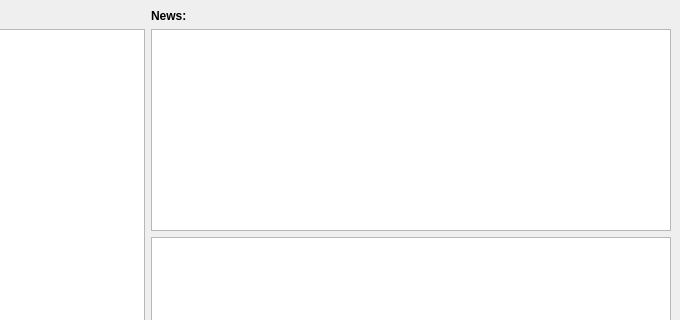
Qt form src/rss.ui (SysAdminDoc/qBittorrent-Vanced) before a commit; both pictures show x 131 to 811 and y 0 to 320 of the 811 by 447 pixel window.
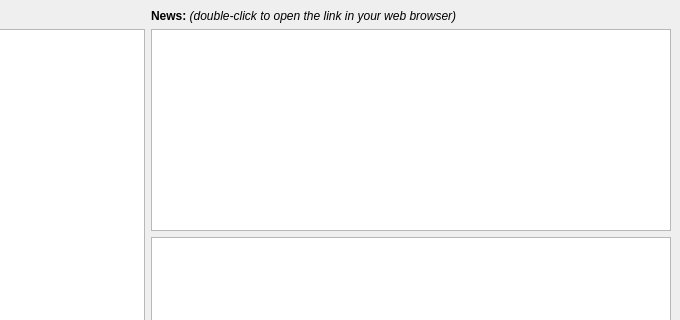
The same form after that commit.

Commit message: - Added a text to help using the rss

Diff of the .ui file:
```diff
--- a/src/rss.ui
+++ b/src/rss.ui
@@ -162,12 +162,12 @@
         <widget class="QLabel" name="news_lbl" >
          <property name="font" >
           <font>
-           <weight>75</weight>
-           <bold>true</bold>
+           <weight>50</weight>
+           <bold>false</bold>
           </font>
          </property>
          <property name="text" >
-          <string>News:</string>
+          <string>&lt;b>News:&lt;/b> &lt;i>(double-click to open the link in your web browser)&lt;/i></string>
          </property>
         </widget>
        </item>
```
